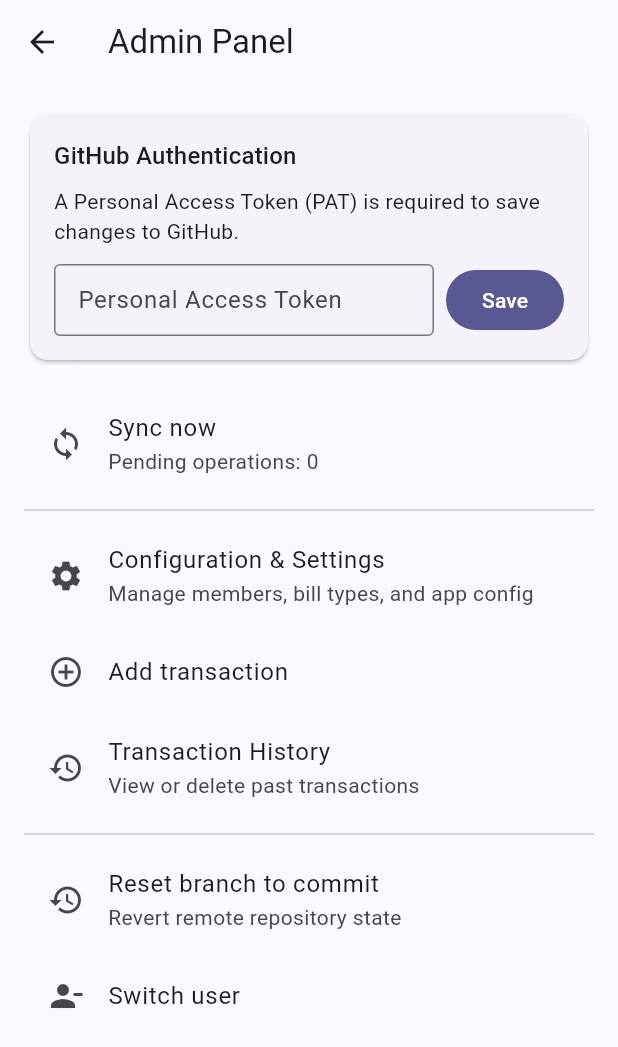
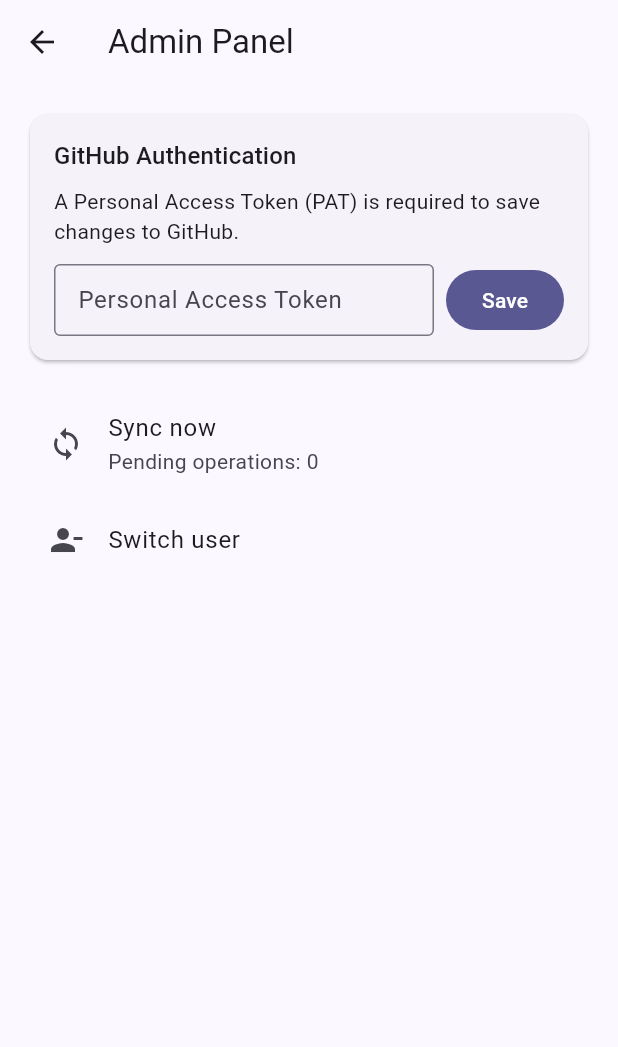
Before and after one commit to DelightReza/Fund, a Flutter app: the DashboardScreen screen opened directly, after a tap on the "admin panel settings" icon, on a phone screen of 412 x 824 dp. Shown: the top 1047 px of the screen. Run offline on Flutter 3.47's test engine with Material 3 defaults, Android fonts, the light colour scheme and no system bars; our stand-ins replace flutter_riverpod, shared_preferences; accounts and stored records are empty.

Commit message:
feat: restrict transaction access to authorized users
Hide transaction creation buttons and admin management options when the user is not authenticated.

```diff
--- a/lib/screens/admin_screen.dart
+++ b/lib/screens/admin_screen.dart
@@ -78,6 +78,7 @@
                ref.read(appStateProvider.notifier).syncNow();
             },
           ),
+          if (appState.token != null && appState.token!.isNotEmpty) ...[
             const Divider(),
             ListTile(
               leading: const Icon(Icons.settings),
@@ -103,6 +104,7 @@
               subtitle: const Text('Revert remote repository state'),
               onTap: () => Navigator.of(context).push(MaterialPageRoute(builder: (_) => const ResetCommitScreen())),
             ),
+          ],
           ListTile(
             leading: const Icon(Icons.person_remove),
             title: const Text('Switch user'),
--- a/lib/screens/dashboard_screen.dart
+++ b/lib/screens/dashboard_screen.dart
@@ -38,11 +38,13 @@
           ),
         ],
       ),
-      floatingActionButton: FloatingActionButton.extended(
-        onPressed: () => Navigator.of(context).push(MaterialPageRoute(builder: (_) => const AddTransactionScreen())),
-        icon: const Icon(Icons.add),
-        label: const Text('Add'),
-      ),
+      floatingActionButton: (appState.token != null && appState.token!.isNotEmpty)
+          ? FloatingActionButton.extended(
+              onPressed: () => Navigator.of(context).push(MaterialPageRoute(builder: (_) => const AddTransactionScreen())),
+              icon: const Icon(Icons.add),
+              label: const Text('Add'),
+            )
+          : null,
       body: RefreshIndicator(
         onRefresh: () => ref.read(appStateProvider.notifier).refreshReadOnly(),
         child: ListView(
```
Lines whose indentation alone changed are shown as unchanged.
